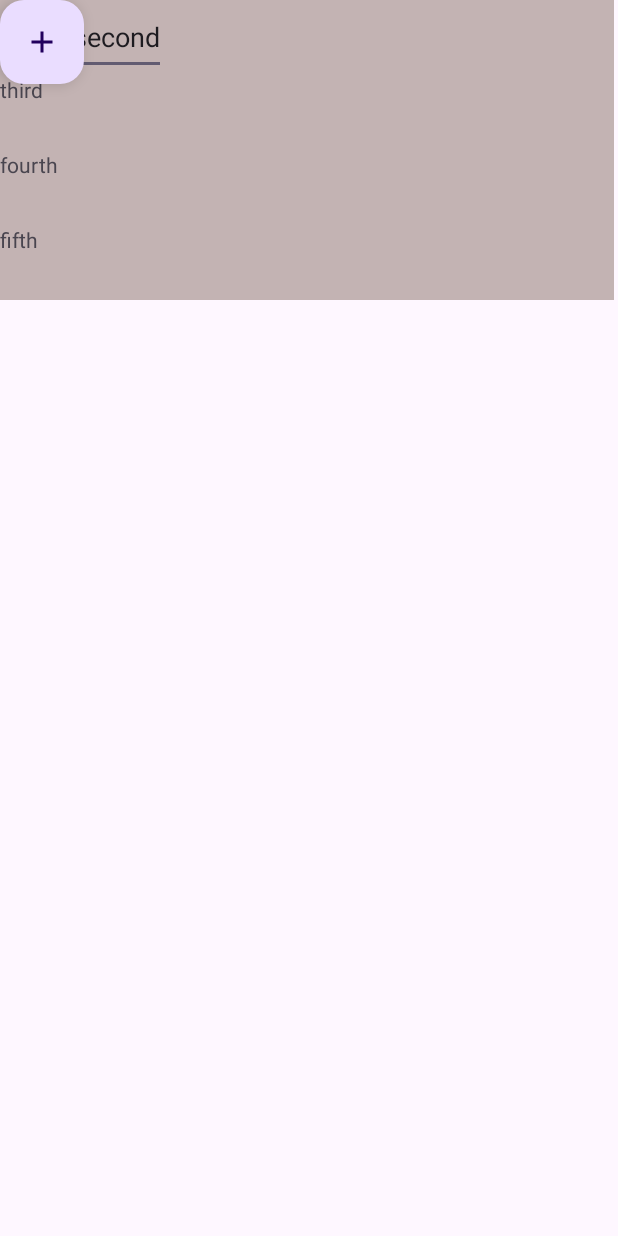
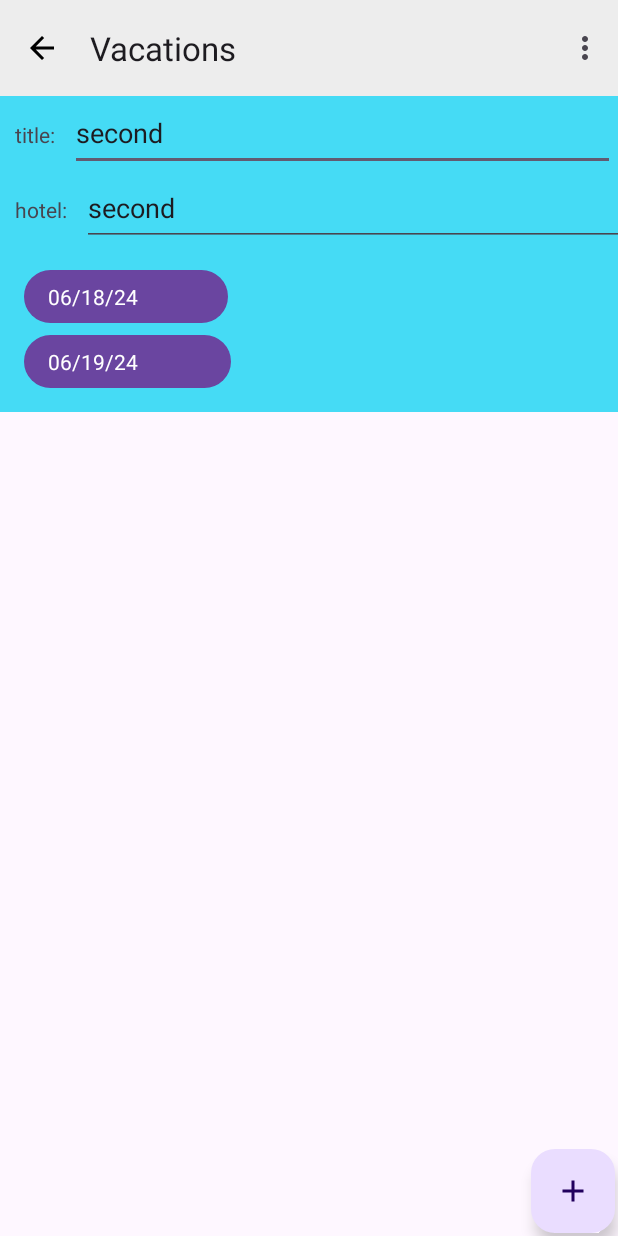
Before and after one commit to udashsanam/vacationapp, an Android app: the VacationDetails screen opened directly, with no data from a screen before it, on a phone screen of 412 x 824 dp. Run offline under Robolectric (Android 15) with nearby library versions, the phone set to English and light mode, and no system bars.

Commit message:
add: vacation details

```diff
--- a/app/src/main/java/net/pradhan/vacationapp/UI/VacationDetails.java
+++ b/app/src/main/java/net/pradhan/vacationapp/UI/VacationDetails.java
@@ -1,8 +1,10 @@
 package net.pradhan.vacationapp.UI;
 
+import android.app.DatePickerDialog;
 import android.content.Intent;
 import android.os.Bundle;
 import android.view.View;
+import android.widget.TextView;
 
 import androidx.activity.EdgeToEdge;
 import androidx.appcompat.app.AppCompatActivity;
@@ -10,9 +12,12 @@ import androidx.core.graphics.Insets;
 import androidx.core.view.ViewCompat;
 import androidx.core.view.WindowInsetsCompat;
 
+import com.google.android.material.appbar.MaterialToolbar;
 import com.google.android.material.floatingactionbutton.FloatingActionButton;
 
 import net.pradhan.vacationapp.R;
+
+import java.util.Calendar;
 
 public class VacationDetails extends AppCompatActivity {
 
@@ -35,5 +40,35 @@ public class VacationDetails extends AppCompatActivity {
                 startActivity(intent);
             }
         });
+        MaterialToolbar toolbar = findViewById(R.id.topAppBar);
+
+        // Handle back button click
+        toolbar.setNavigationOnClickListener(v -> onBackPressed());
+        TextView startDateText, endDateText;
+        startDateText = findViewById(R.id.startDateText);
+        endDateText = findViewById(R.id.endDateText);
+
+        startDateText.setOnClickListener(v -> showDatePicker(startDateText));
+        endDateText.setOnClickListener(v -> showDatePicker(endDateText));
+    }
+
+    private void showDatePicker(TextView targetView) {
+        final Calendar calendar = Calendar.getInstance();
+
+        int year = calendar.get(Calendar.YEAR);
+        int month = calendar.get(Calendar.MONTH);
+        int day = calendar.get(Calendar.DAY_OF_MONTH);
+
+        DatePickerDialog datePickerDialog = new DatePickerDialog(
+                this,
+                (view, selectedYear, selectedMonth, selectedDay) -> {
+                    String formattedDate = String.format("%02d/%02d/%02d",
+                            selectedMonth + 1, selectedDay, selectedYear % 100);
+                    targetView.setText(formattedDate);
+                },
+                year, month, day
+        );
+
+        datePickerDialog.show();
     }
 }
--- /dev/null
+++ b/app/src/main/res/drawable/date_label_bg.xml
@@ -0,0 +1,10 @@
+<shape xmlns:android="http://schemas.android.com/apk/res/android"
+    android:shape="rectangle">
+    <solid android:color="#6A45A0" /> <!-- Purple background -->
+    <corners android:radius="20dp" /> <!-- Rounded corners -->
+    <padding
+        android:left="16dp"
+        android:right="16dp"
+        android:top="8dp"
+        android:bottom="8dp" />
+</shape>
--- a/app/src/main/res/layout/activity_vacation_details.xml
+++ b/app/src/main/res/layout/activity_vacation_details.xml
@@ -7,17 +7,38 @@
     android:layout_height="match_parent"
     tools:context=".UI.VacationDetails">
 
-    <ScrollView
-        android:layout_width="409dp"
-        android:layout_height="200dp"
-        android:background="#C3B3B3"
-        app:layout_constraintLeft_toLeftOf="parent"
-        app:layout_constraintTop_toTopOf="parent">
+    <com.google.android.material.appbar.MaterialToolbar
+        android:id="@+id/topAppBar"
+        android:layout_width="0dp"
+        android:layout_height="wrap_content"
+        android:background="#EDEDED"
+        app:title="Vacations"
+        app:titleCentered="false"
+        app:navigationIcon="@drawable/baseline_arrow_back_24"
+        app:menu="@menu/menu_vacation_list"
+        app:layout_constraintTop_toTopOf="parent"
+        app:layout_constraintStart_toStartOf="parent"
+        app:layout_constraintEnd_toEndOf="parent" />
+
+    <!--    <ScrollView-->
+<!--        android:layout_width="409dp"-->
+<!--        android:layout_height="200dp"-->
+<!--        android:background="#C3B3B3"-->
+<!--        app:layout_constraintLeft_toLeftOf="parent"-->
+<!--        app:layout_constraintTop_toTopOf="parent">-->
+
+
+<!--    </ScrollView>-->
 
     <LinearLayout
         android:layout_width="match_parent"
         android:layout_height="wrap_content"
-            android:orientation="vertical">
+        android:orientation="vertical"
+        android:background="#45DBF5"
+        app:layout_constraintTop_toBottomOf="@id/topAppBar"
+        app:layout_constraintStart_toStartOf="parent"
+        app:layout_constraintEnd_toEndOf="parent" >
+
         <LinearLayout
             android:layout_width="wrap_content"
             android:layout_height="wrap_content"
@@ -27,32 +48,61 @@
                 android:layout_width="wrap_content"
                 android:layout_height="50dp"
                 android:padding="10dp"
-            android:text="first"></TextView>
+                android:text="title:"></TextView>
 
             <EditText
                 android:id="@+id/titletext"
-            android:layout_width="wrap_content"
+                android:layout_width="363dp"
                 android:layout_height="50dp"
                 android:text="second"></EditText>
         </LinearLayout>
 
-        <TextView
+        <LinearLayout
             android:layout_width="wrap_content"
-            android:layout_height="50dp"
-            android:text="third"></TextView>
+            android:layout_height="wrap_content"
+            android:orientation="horizontal">
 
             <TextView
                 android:layout_width="wrap_content"
                 android:layout_height="50dp"
-            android:text="fourth"></TextView>
+                android:padding="10dp"
+                android:text="hotel:"></TextView>
+
+            <EditText
+                android:id="@+id/hotelText"
+                android:layout_width="363dp"
+                android:layout_height="50dp"
+                android:text="second"></EditText>
+        </LinearLayout>
+
+        <LinearLayout xmlns:android="http://schemas.android.com/apk/res/android"
+            android:layout_width="match_parent"
+            android:layout_height="match_parent"
+            android:orientation="vertical"
+        android:padding="16dp">
 
         <TextView
-            android:layout_width="wrap_content"
-            android:layout_height="50dp"
-            android:text="fifth"></TextView>
-            />
+            android:id="@+id/startDateText"
+            android:layout_width="136dp"
+            android:layout_height="wrap_content"
+            android:layout_marginBottom="8dp"
+            android:background="@drawable/date_label_bg"
+            android:text="06/18/24"
+            android:textColor="@android:color/white"
+            android:textSize="14sp" />
+
+        <TextView
+            android:id="@+id/endDateText"
+            android:layout_width="138dp"
+            android:layout_height="wrap_content"
+            android:background="@drawable/date_label_bg"
+            android:text="06/19/24"
+            android:textColor="@android:color/white"
+            android:textSize="14sp" />
     </LinearLayout>
-    </ScrollView>
+
+
+    </LinearLayout>
 
     <com.google.android.material.floatingactionbutton.FloatingActionButton
         android:id="@+id/floatingActionButton2"
@@ -62,5 +112,9 @@
         android:clickable="true"
         app:srcCompat="@drawable/outline_add_24"
         tools:layout_editor_absoluteX="353dp"
-        tools:layout_editor_absoluteY="659dp" />
+        tools:layout_editor_absoluteY="659dp"
+        app:layout_constraintBottom_toBottomOf="parent"
+        app:layout_constraintEnd_toEndOf="parent"
+        />
+
 </androidx.constraintlayout.widget.ConstraintLayout>
--- a/app/src/main/res/layout/activity_vacation_list.xml
+++ b/app/src/main/res/layout/activity_vacation_list.xml
@@ -10,7 +10,7 @@
         android:id="@+id/topAppBar"
         android:layout_width="0dp"
         android:layout_height="wrap_content"
-        android:background="?attr/colorSurface"
+        android:background="#EDEDED"
         app:title="Vacations"
         app:titleCentered="false"
         app:navigationIcon="@drawable/baseline_arrow_back_24"
```
Lines whose indentation alone changed are shown as unchanged.
